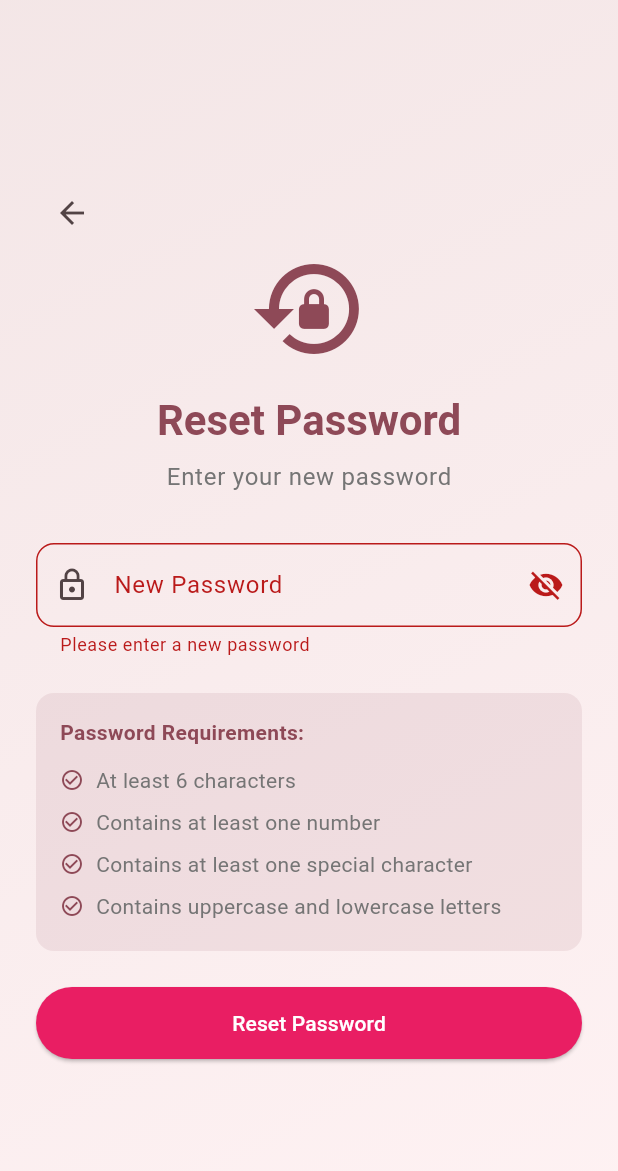
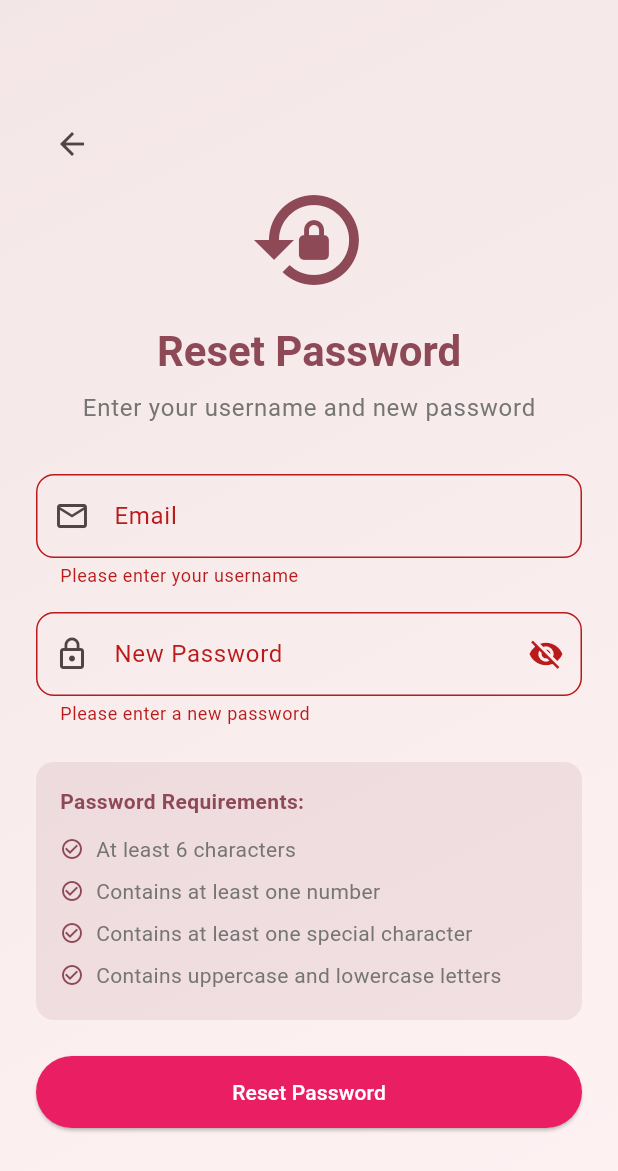
Before and after one commit to ombhut175/heart_bridge, a Flutter app: the ForgotPasswordPage screen opened directly, after a tap on "Reset Password", on a phone screen of 412 x 824 dp. Shown: the top 1171 px of the screen. Run offline on Flutter 3.47's test engine with Material 3 defaults, Android fonts, the phone set to English and light mode, and no system bars; our stand-ins replace curved_navigation_bar, flutter_staggered_animations, shared_preferences, sqflite; accounts and stored records are empty; Roboto replaces fonts that are missing (Hind).

Commit message:
sign up and forget pass updated

```diff
--- a/lib/auth/forgot_password.dart
+++ b/lib/auth/forgot_password.dart
@@ -12,11 +12,13 @@ class ForgotPasswordPage extends StatefulWidget {
 
 class _ForgotPasswordPageState extends State<ForgotPasswordPage> {
   final _formKey = GlobalKey<FormState>();
+  final _usernameController = TextEditingController();
   final _passwordController = TextEditingController();
   bool _obscureText = true;
 
   @override
   void dispose() {
+    _usernameController.dispose();
     _passwordController.dispose();
     super.dispose();
   }
@@ -51,7 +53,6 @@ class _ForgotPasswordPageState extends State<ForgotPasswordPage> {
               child: Column(
                 mainAxisAlignment: MainAxisAlignment.center,
                 children: [
-                  // Back Button
                   Align(
                     alignment: Alignment.centerLeft,
                     child: IconButton(
@@ -59,40 +60,65 @@ class _ForgotPasswordPageState extends State<ForgotPasswordPage> {
                       onPressed: () => Navigator.pop(context),
                     ),
                   ),
-
-                  // Lock Icon
                   Icon(
                     Icons.lock_reset,
                     size: 80,
                     color: Theme.of(context).colorScheme.primary,
                   ),
                   const SizedBox(height: 16),
-
-                  // Title
                   Text(
                     'Reset Password',
                     style: Theme.of(context).textTheme.headlineMedium?.copyWith(
-                          color: Theme.of(context).colorScheme.primary,
-                          fontWeight: FontWeight.bold,
-                        ),
+                      color: Theme.of(context).colorScheme.primary,
+                      fontWeight: FontWeight.bold,
+                    ),
                   ),
                   const SizedBox(height: 8),
-
-                  // Subtitle
                   Text(
-                    'Enter your new password',
+                    'Enter your username and new password',
                     style: Theme.of(context).textTheme.bodyLarge?.copyWith(
-                          color: Colors.grey[600],
-                        ),
+                      color: Colors.grey[600],
+                    ),
                   ),
                   const SizedBox(height: 32),
-
-                  // Password Form
                   Form(
                     key: _formKey,
                     child: Column(
                       children: [
-                        // New Password Field
+                        TextFormField(
+                          controller: _usernameController,
+                          decoration: InputDecoration(
+                            labelText: 'Email',
+                            hintText: 'Enter your registered email',
+                            prefixIcon: const Icon(Icons.email_outlined),
+                            border: OutlineInputBorder(
+                              borderRadius: BorderRadius.circular(12),
+                            ),
+                            enabledBorder: OutlineInputBorder(
+                              borderRadius: BorderRadius.circular(12),
+                              borderSide: BorderSide(
+                                color: Theme.of(context)
+                                    .colorScheme
+                                    .primary
+                                    .withOpacity(0.3),
+                              ),
+                            ),
+                            focusedBorder: OutlineInputBorder(
+                              borderRadius: BorderRadius.circular(12),
+                              borderSide: BorderSide(
+                                color: Theme.of(context).colorScheme.primary,
+                                width: 2,
+                              ),
+                            ),
+                          ),
+                          validator: (value) {
+                            if (value == null || value.isEmpty) {
+                              return 'Please enter your username';
+                            }
+                            return null;
+                          },
+                        ),
+                        const SizedBox(height: 16),
                         TextFormField(
                           controller: _passwordController,
                           obscureText: _obscureText,
@@ -139,13 +165,10 @@ class _ForgotPasswordPageState extends State<ForgotPasswordPage> {
                             if (value.length < 6) {
                               return 'Password must be at least 6 characters';
                             }
-                            // Add more password validation if needed
                             return null;
                           },
                         ),
                         const SizedBox(height: 24),
-
-                        // Password Requirements
                         Container(
                           padding: const EdgeInsets.all(16),
                           decoration: BoxDecoration(
@@ -176,15 +199,12 @@ class _ForgotPasswordPageState extends State<ForgotPasswordPage> {
                           ),
                         ),
                         const SizedBox(height: 24),
-
-                        // Reset Password Button
                         SizedBox(
                           width: double.infinity,
                           height: 48,
                           child: ElevatedButton(
                             onPressed: () {
                               if (_formKey.currentState!.validate()) {
-                                // Show success dialog
                                 _showSuccessDialog(context);
                               }
                             },
@@ -247,21 +267,14 @@ class _ForgotPasswordPageState extends State<ForgotPasswordPage> {
             ],
           ),
           content: const Text(
-            'Your password has been reset successfully. Please login with your new password.',
+            'Your password has been reset successfully. Please login with your new credentials.',
           ),
           actions: [
             ElevatedButton(
               onPressed: () {
-                Navigator.of(context).pop(); // Close dialog
-                Navigator.of(context).pop(); // Go back to login page
+                Navigator.of(context).pop();
+                Navigator.of(context).pop();
               },
-              style: ElevatedButton.styleFrom(
-                backgroundColor: Theme.of(context).colorScheme.primary,
-                foregroundColor: Colors.white,
-                shape: RoundedRectangleBorder(
-                  borderRadius: BorderRadius.circular(8),
-                ),
-              ),
               child: const Text('Back to Login'),
             ),
           ],
--- a/lib/auth/signup_page.dart
+++ b/lib/auth/signup_page.dart
@@ -17,9 +17,11 @@ class _SignupPageState extends State<SignupPage> {
   final _formKey = GlobalKey<FormState>();
   bool _obscureText = true;
   bool _obscureConfirmText = true;
+  String? _emailError; // Added to store email error message
 
   final _confirmPasswordController = TextEditingController();
   final _usernameController = TextEditingController();
+  final _emailController = TextEditingController(); // Added email controller
   final _passwordController = TextEditingController();
 
   Future<void> handleLogin() async {
@@ -27,6 +29,20 @@ class _SignupPageState extends State<SignupPage> {
       print("Please confirm the validation");
       return;
     }
+
+    // Check if email exists (mock implementation)
+    // In a real app, this would be replaced with your backend logic
+    if (_emailController.text == "existing@example.com") {
+      setState(() {
+        _emailError = "This email is already registered";
+      });
+      return;
+    } else {
+      setState(() {
+        _emailError = null;
+      });
+    }
+
     SharedPreferences pref = await SharedPreferences.getInstance();
     if (pref.getString(USER_NAME) != null) {
       ScaffoldMessenger.of(context).showSnackBar(const SnackBar(
@@ -39,9 +55,11 @@ class _SignupPageState extends State<SignupPage> {
     }
 
     String userName = _usernameController.text.toString();
+    String email = _emailController.text.toString(); // Get email value
     String password = _passwordController.text.toString();
 
     pref.setString(USER_NAME, userName);
+    pref.setString("EMAIL", email); // Store email in shared preferences
     pref.setString(PASSWORD, password);
     pref.setBool(IS_USER_LOGIN, true);
 
@@ -95,16 +113,16 @@ class _SignupPageState extends State<SignupPage> {
                   Text(
                     'Create Account',
                     style: Theme.of(context).textTheme.headlineMedium?.copyWith(
-                          color: Theme.of(context).colorScheme.primary,
-                          fontWeight: FontWeight.bold,
-                        ),
+                      color: Theme.of(context).colorScheme.primary,
+                      fontWeight: FontWeight.bold,
+                    ),
                   ),
                   const SizedBox(height: 8),
                   Text(
                     'Sign up to get started',
                     style: Theme.of(context).textTheme.bodyLarge?.copyWith(
-                          color: Colors.grey[600],
-                        ),
+                      color: Colors.grey[600],
+                    ),
                   ),
                   const SizedBox(height: 32),
 
@@ -143,6 +161,48 @@ class _SignupPageState extends State<SignupPage> {
                           validator: (value) {
                             if (value == null || value.isEmpty) {
                               return 'Please choose a username';
+                            }
+                            return null;
+                          },
+                        ),
+                        const SizedBox(height: 16),
+
+                        // Email TextField (New)
+                        TextFormField(
+                          controller: _emailController,
+                          keyboardType: TextInputType.emailAddress,
+                          decoration: InputDecoration(
+                            labelText: 'Email',
+                            hintText: 'Enter your email',
+                            prefixIcon: const Icon(Icons.email_outlined),
+                            border: OutlineInputBorder(
+                              borderRadius: BorderRadius.circular(12),
+                            ),
+                            enabledBorder: OutlineInputBorder(
+                              borderRadius: BorderRadius.circular(12),
+                              borderSide: BorderSide(
+                                color: Theme.of(context)
+                                    .colorScheme
+                                    .primary
+                                    .withOpacity(0.3),
+                              ),
+                            ),
+                            focusedBorder: OutlineInputBorder(
+                              borderRadius: BorderRadius.circular(12),
+                              borderSide: BorderSide(
+                                color: Theme.of(context).colorScheme.primary,
+                                width: 2,
+                              ),
+                            ),
+                            errorText: _emailError,
+                          ),
+                          validator: (value) {
+                            if (value == null || value.isEmpty) {
+                              return 'Please enter your email';
+                            }
+                            // Basic email validation
+                            if (!RegExp(r'^[\w-\.]+@([\w-]+\.)+[\w-]{2,4}$').hasMatch(value)) {
+                              return 'Please enter a valid email';
                             }
                             return null;
                           },
--- a/lib/main.dart
+++ b/lib/main.dart
@@ -58,6 +58,7 @@ class MyApp extends StatelessWidget {
           }
         },
       ),
+      // home: WelcomeScreen(),
     );
   }
 }
```
